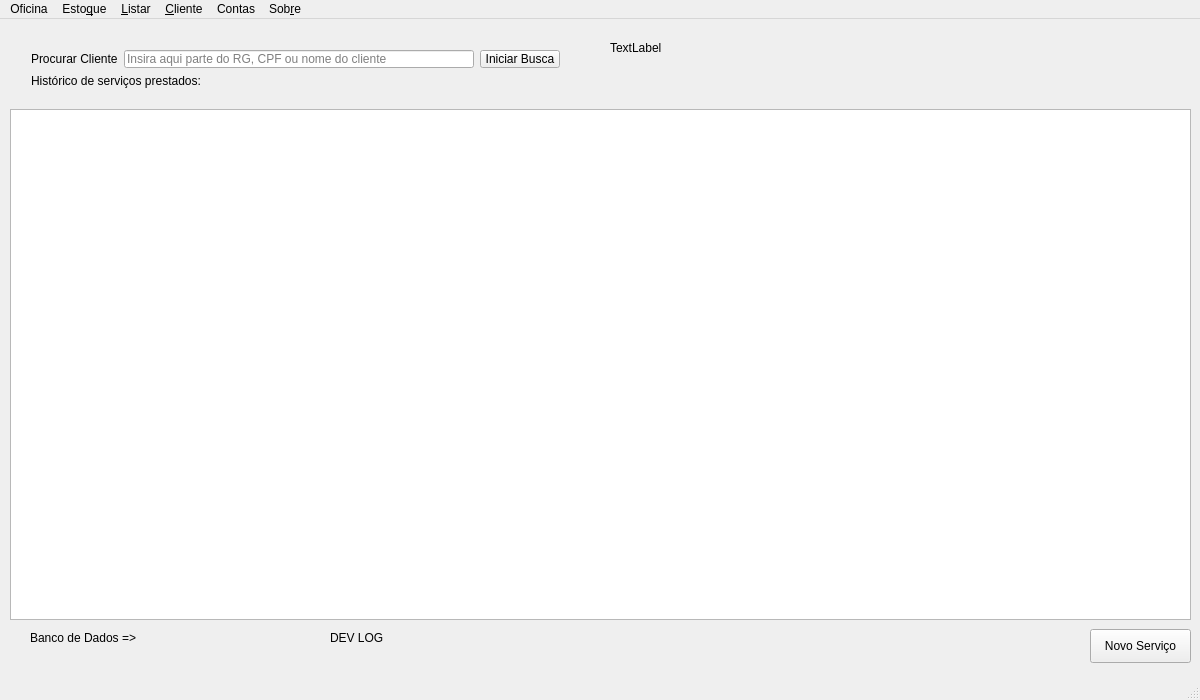
First picture: the form in mainwindow.ui, repository bedi1982/Oficina, before the edit.
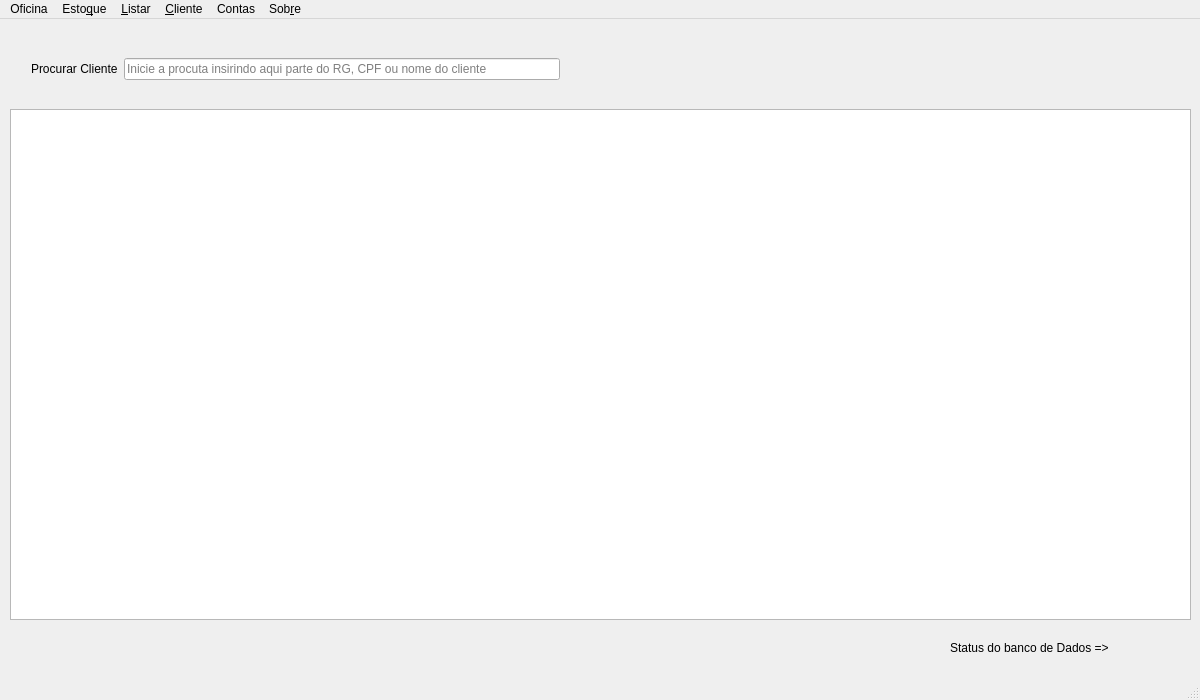
Second picture: the form after the edit.

Patch:
```diff
--- a/mainwindow.ui
+++ b/mainwindow.ui
@@ -45,58 +45,32 @@
      </rect>
     </property>
    </widget>
-   <widget class="QPushButton" name="btn_novoServico">
-    <property name="geometry">
-     <rect>
-      <x>1090</x>
-      <y>610</y>
-      <width>101</width>
-      <height>34</height>
-     </rect>
-    </property>
-    <property name="text">
-     <string>Novo Serviço</string>
-    </property>
-   </widget>
    <widget class="QLabel" name="lbl_bancodeDados">
     <property name="geometry">
      <rect>
-      <x>30</x>
-      <y>610</y>
-      <width>151</width>
+      <x>950</x>
+      <y>620</y>
+      <width>171</width>
       <height>18</height>
      </rect>
     </property>
     <property name="text">
-     <string>Banco de Dados =&gt; </string>
+     <string>Status do banco de Dados =&gt; </string>
     </property>
    </widget>
    <widget class="QLabel" name="lbl_emoticonStatusConexao">
     <property name="geometry">
      <rect>
-      <x>160</x>
+      <x>1100</x>
       <y>590</y>
-      <width>91</width>
-      <height>71</height>
+      <width>61</width>
+      <height>61</height>
      </rect>
     </property>
     <property name="text">
      <string/>
     </property>
    </widget>
-   <widget class="QLabel" name="lbl_DEVLOG">
-    <property name="geometry">
-     <rect>
-      <x>330</x>
-      <y>610</y>
-      <width>59</width>
-      <height>18</height>
-     </rect>
-    </property>
-    <property name="text">
-     <string>DEV LOG</string>
-    </property>
-   </widget>
    <widget class="QWidget" name="layoutWidget">
     <property name="geometry">
      <rect>
@@ -117,21 +91,7 @@
      <item row="0" column="1">
       <widget class="QLineEdit" name="line_RGouCPFouNome">
        <property name="placeholderText">
-        <string>Insira aqui parte do RG, CPF ou nome do cliente</string>
-       </property>
-      </widget>
-     </item>
-     <item row="0" column="2">
-      <widget class="QPushButton" name="btn_procurarClientes">
-       <property name="text">
-        <string>Iniciar Busca</string>
-       </property>
-      </widget>
-     </item>
-     <item row="1" column="0" colspan="2">
-      <widget class="QLabel" name="lbl_historico">
-       <property name="text">
-        <string>Histórico de serviços prestados:</string>
+        <string>Inicie a procuta insirindo aqui parte do RG, CPF ou nome do cliente</string>
        </property>
       </widget>
      </item>
@@ -140,9 +100,22 @@
    <widget class="QLabel" name="label">
     <property name="geometry">
      <rect>
-      <x>690</x>
-      <y>50</y>
-      <width>59</width>
+      <x>1090</x>
+      <y>10</y>
+      <width>91</width>
+      <height>71</height>
+     </rect>
+    </property>
+    <property name="text">
+     <string/>
+    </property>
+   </widget>
+   <widget class="QLabel" name="lbl_FilterText">
+    <property name="geometry">
+     <rect>
+      <x>830</x>
+      <y>40</y>
+      <width>351</width>
       <height>18</height>
      </rect>
     </property>
@@ -153,14 +126,14 @@
    <widget class="QLabel" name="lbl_Feedback">
     <property name="geometry">
      <rect>
-      <x>610</x>
-      <y>20</y>
-      <width>59</width>
+      <x>830</x>
+      <y>10</y>
+      <width>101</width>
       <height>18</height>
      </rect>
     </property>
     <property name="text">
-     <string>TextLabel</string>
+     <string/>
     </property>
    </widget>
   </widget>
```
Left out of the diff: 18 changed lines with no effect on the pictures.
